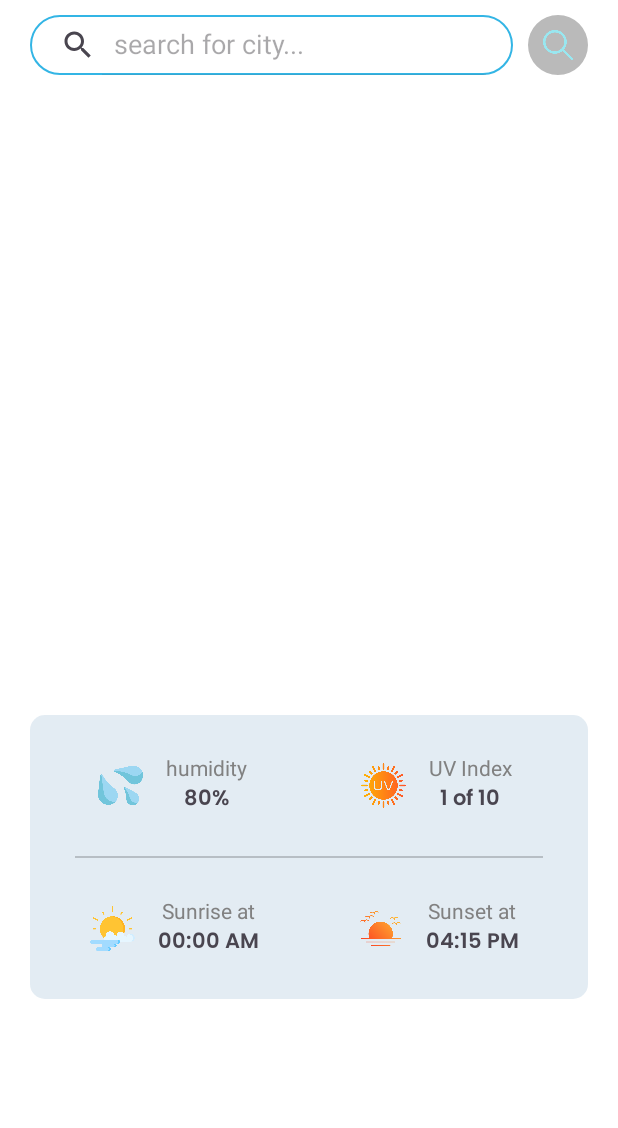
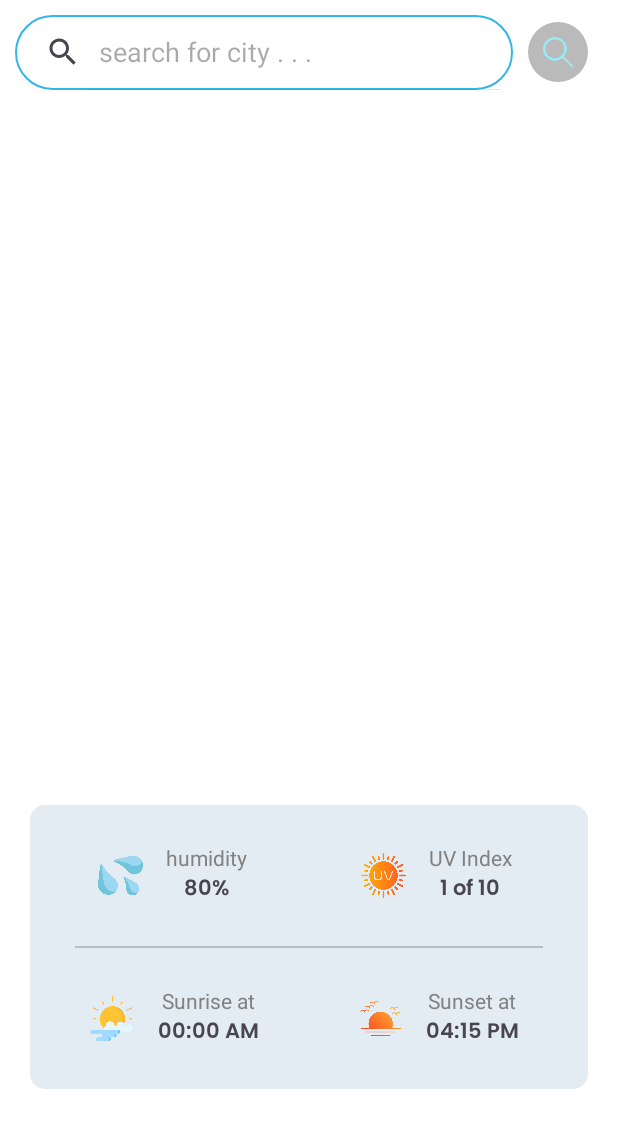
Before and after one commit to 2004anonymous/weather_app, an Android app: the screen it shows after launch (MainActivity), on a phone screen of 412 x 824 dp. Shown: the top 1128 px of the screen. Run offline under Robolectric (Android 15) with nearby library versions, the light colour scheme and no system bars; our stand-ins replace Volley; network calls fail; pictures from the network do not load.

Commit message:
Search bar included !

```diff
--- a/MyWeather/app/src/main/res/layout/activity_main.xml
+++ b/MyWeather/app/src/main/res/layout/activity_main.xml
@@ -13,18 +13,16 @@
         android:id="@+id/searchBar">
 
         <androidx.appcompat.widget.SearchView
-            android:id="@+id/searchView"
             android:layout_width="match_parent"
-            android:layout_toLeftOf="@id/searchIcon"
-            android:layout_height="40dp"
-            android:layout_centerInParent="true"
-            android:layout_marginStart="20dp"
+            android:layout_height="50dp"
+            app:iconifiedByDefault="false"
+            android:hint="search for city"
+            app:queryHint="search for city . . ."
+            android:id="@+id/searchV"
+            android:background="@drawable/search_view_bg"
+            android:layout_toLeftOf="@+id/searchIcon"
             android:layout_marginEnd="10dp"
-            android:background="@drawable/search_view_bg"
-            android:gravity="center"
-            android:paddingEnd="10dp"
-            app:iconifiedByDefault="false"
-            app:queryHint="search for city..." />
+            android:layout_marginStart="10dp"/>
 
         <com.google.android.material.imageview.ShapeableImageView
             android:layout_width="40dp"
@@ -38,7 +36,20 @@
             android:layout_alignParentEnd="true"/>
     </RelativeLayout>
 
+    <TextView
+        android:id="@+id/recordsErrorPage"
+        android:layout_below="@id/searchBar"
+        android:layout_width="match_parent"
+        android:layout_height="match_parent"
+        android:text="No records found !"
+        android:textAlignment="center"
+        android:textSize="18sp"
+        android:visibility="gone"
+        android:fontFamily="@font/poppins_sb"
+        android:gravity="center"/>
+
     <androidx.swiperefreshlayout.widget.SwipeRefreshLayout
+        android:layout_below="@+id/searchBar"
         android:layout_width="match_parent"
         android:id="@+id/refreshListener"
         android:layout_height="match_parent">
@@ -348,6 +359,7 @@
                 </LinearLayout>
 
             </RelativeLayout>
+
         </ScrollView>
 
     </androidx.swiperefreshlayout.widget.SwipeRefreshLayout>
```
Also changed, not shown: MyWeather/app/src/main/java/com/example/myweather/MainActivity.java (+32 -3 lines).
